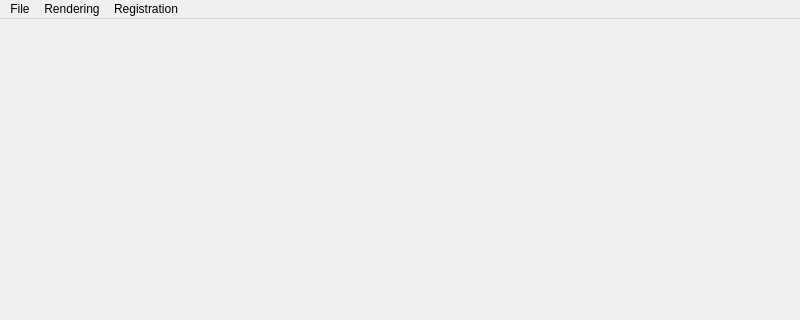
Before: the Qt Designer form compute/mvr/resource/main_window.ui in fanxiaochen/TTReg, drawn with Qt 5; both pictures show x 0 to 800 and y 0 to 320 of the 800 by 600 pixel window.
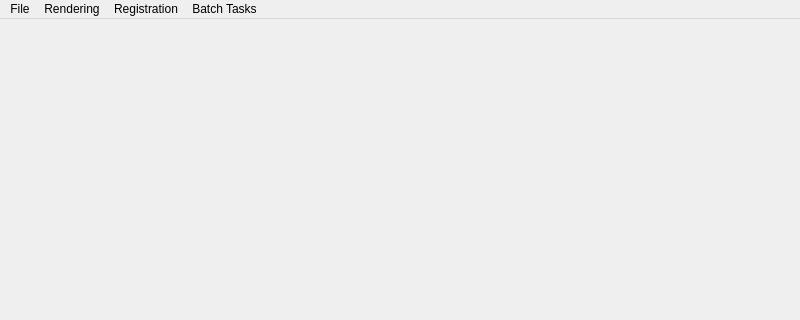
After: the same form once the commit is applied.

Commit message: add batch tasks

```diff
--- a/compute/mvr/resource/main_window.ui
+++ b/compute/mvr/resource/main_window.ui
@@ -20,7 +20,7 @@
      <x>0</x>
      <y>0</y>
      <width>800</width>
-     <height>21</height>
+     <height>23</height>
     </rect>
    </property>
    <widget class="QMenu" name="menuFile">
@@ -58,9 +58,17 @@
     <addaction name="separator"/>
     <addaction name="actionAutoReg"/>
    </widget>
+   <widget class="QMenu" name="menuTasks">
+    <property name="title">
+     <string>Batch Tasks</string>
+    </property>
+    <addaction name="actionPointCloudGeneration"/>
+    <addaction name="actionRegistrationProcess"/>
+   </widget>
    <addaction name="menuFile"/>
    <addaction name="menuRendering"/>
    <addaction name="menuRegistration"/>
+   <addaction name="menuTasks"/>
   </widget>
   <widget class="QStatusBar" name="statusbar"/>
   <action name="actionSetWorkspace">
```
Left out of the diff: 10 changed lines with no effect on the pictures. The commit also changes 12 other files.
